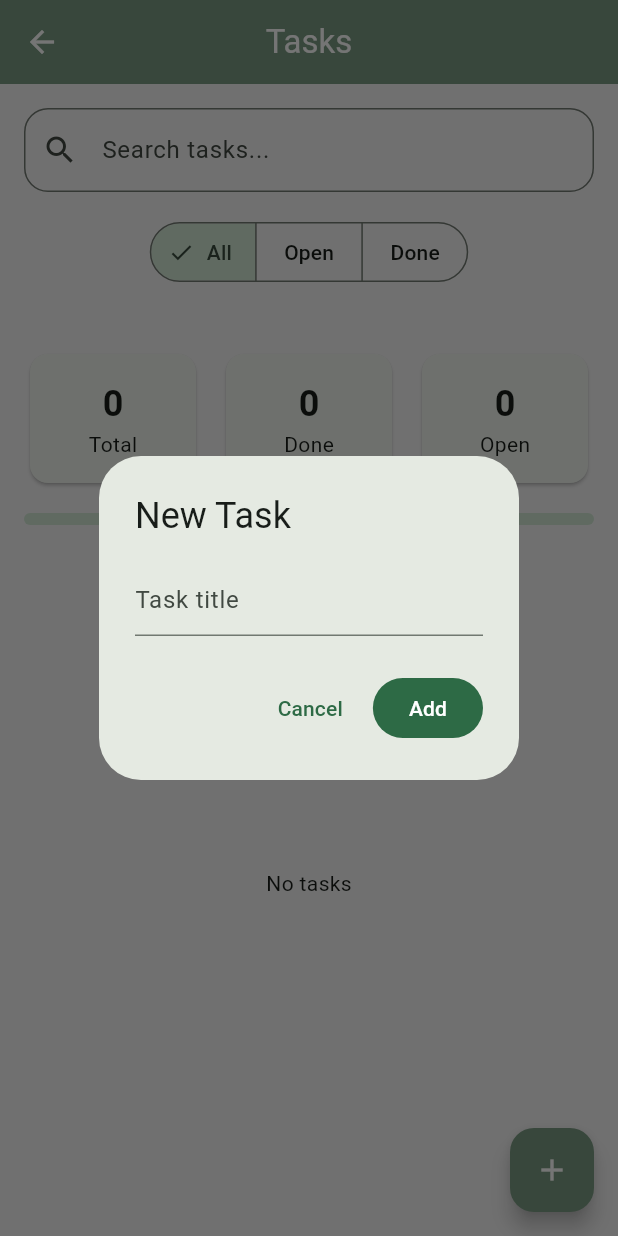
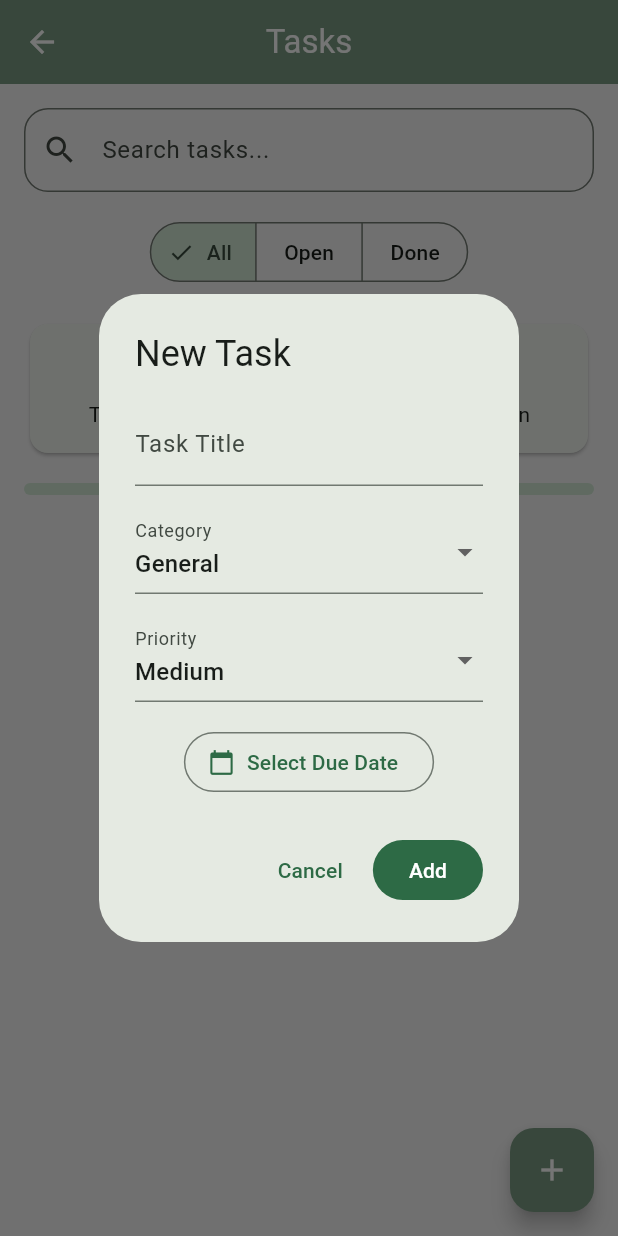
Before and after one commit to velquitas/LifeFlow, a Flutter app: the TaskScreen screen opened directly, after a tap on the "add" icon, on a phone screen of 412 x 824 dp. Run offline on Flutter 3.47's test engine with Material 3 defaults, Android fonts, the phone set to English and light mode, and no system bars; our stand-ins replace shared_preferences, table_calendar; accounts and stored records are empty.

Commit message:
Enhance task creation with category priority and due date

```diff
--- a/lib/screens/tasks/task_screen.dart
+++ b/lib/screens/tasks/task_screen.dart
@@ -22,6 +22,10 @@ class _TaskScreenState extends State<TaskScreen> {
   List<Task> _tasks = [];
 
   String _filter = 'All';
+
+  TaskPriority _selectedPriority = TaskPriority.medium;
+  String _selectedCategory = "General";
+  DateTime? _selectedDueDate;
 
   List<Task> get _filteredTasks {
     List<Task> filtered = List.from(_tasks);
@@ -85,39 +89,162 @@ void initState() {
 
   Future<void> _addTask() async {
     _controller.clear();
+
+    _selectedCategory = "General";
+    _selectedPriority = TaskPriority.medium;
+    _selectedDueDate = null;
+
     await showDialog(
       context: context,
-      builder: (d) => AlertDialog(
-        title: const Text('New Task'),
-        content: TextField(
+      builder: (dialogContext) {
+        return StatefulBuilder(
+          builder: (context, setDialogState) {
+            return AlertDialog(
+              title: const Text("New Task"),
+              content: SingleChildScrollView(
+                child: Column(
+                  mainAxisSize: MainAxisSize.min,
+                  children: [
+
+                    TextField(
                       controller: _controller,
                       decoration: const InputDecoration(
-            hintText: 'Task title',
+                        labelText: "Task Title",
+                      ),
+                    ),
+
+                    const SizedBox(height: 16),
+
+                    DropdownButtonFormField<String>(
+                      value: _selectedCategory,
+                      decoration: const InputDecoration(
+                        labelText: "Category",
+                      ),
+                      items: const [
+                        DropdownMenuItem(
+                          value: "General",
+                          child: Text("General"),
+                        ),
+                        DropdownMenuItem(
+                          value: "Work",
+                          child: Text("Work"),
+                        ),
+                        DropdownMenuItem(
+                          value: "Home",
+                          child: Text("Home"),
+                        ),
+                        DropdownMenuItem(
+                          value: "Health",
+                          child: Text("Health"),
+                        ),
+                        DropdownMenuItem(
+                          value: "Finance",
+                          child: Text("Finance"),
+                        ),
+                      ],
+                      onChanged: (value) {
+                        if (value == null) return;
+
+                        setDialogState(() {
+                          _selectedCategory = value;
+                        });
+                      },
+                    ),
+
+                    const SizedBox(height: 16),
+
+                    DropdownButtonFormField<TaskPriority>(
+                      value: _selectedPriority,
+                      decoration: const InputDecoration(
+                        labelText: "Priority",
+                      ),
+                      items: const [
+                        DropdownMenuItem(
+                          value: TaskPriority.low,
+                          child: Text("Low"),
+                        ),
+                        DropdownMenuItem(
+                          value: TaskPriority.medium,
+                          child: Text("Medium"),
+                        ),
+                        DropdownMenuItem(
+                          value: TaskPriority.high,
+                          child: Text("High"),
+                        ),
+                      ],
+                      onChanged: (value) {
+                        if (value == null) return;
+
+                        setDialogState(() {
+                          _selectedPriority = value;
+                        });
+                      },
+                    ),
+
+                    const SizedBox(height: 16),
+
+                    OutlinedButton.icon(
+                      icon: const Icon(Icons.calendar_today),
+                      label: Text(
+                        _selectedDueDate == null
+                          ? "Select Due Date"
+                          : "${_selectedDueDate!.month}/${_selectedDueDate!.day}/${_selectedDueDate!.year}",
+                      ),
+                      onPressed: () async {
+                        final picked = await showDatePicker(
+                          context: dialogContext,
+                          initialDate:
+                            _selectedDueDate ?? DateTime.now(),
+                          firstDate: DateTime.now(),
+                          lastDate: DateTime(2100),
+                        );
+
+                        if (picked != null) {
+                          setDialogState(() {
+                            _selectedDueDate = picked;
+                          });
+                        }
+                      },
+                    ),
+                  ],
                 ),
               ),
               actions: [
                 TextButton(
-            onPressed: () => Navigator.pop(d),
-            child: const Text('Cancel'),
+                  onPressed: () => Navigator.pop(dialogContext),
+                  child: const Text("Cancel"),
                 ),
                 FilledButton(
-            onPressed: () {
+                  onPressed: () async {
                     if (_controller.text.trim().isEmpty) return;
+
                     setState(() {
                       _tasks.add(
                         Task(
-                    id: DateTime.now().millisecondsSinceEpoch.toString(),
+                          id: DateTime.now()
+                            .millisecondsSinceEpoch
+                            .toString(),
                           title: _controller.text.trim(),
+                          category: _selectedCategory,
+                          priority: _selectedPriority,
+                          dueDate: _selectedDueDate,
                         ),
                       );
                     });
-              _saveTasks();
-              Navigator.pop(d);
+
+                    await _saveTasks();
+
+                    if (!mounted) return;
+
+                    Navigator.pop(dialogContext);
                   },
-            child: const Text('Add'),
-          )
+                  child: const Text("Add"),
+                ),
               ],
-      ),
+            );
+          },
+        );
+      },
     );
   }
 
@@ -181,7 +308,6 @@ SegmentedButton<String>(
   },
 ),
 
-const SizedBox(height: 20),
 const SizedBox(height: 20),
 
 Row(
@@ -267,9 +393,9 @@ Expanded(
   child: tasks.isEmpty
       ? const Center(child: Text('No tasks'))
       : ListView.builder(
-          itemCount: _filteredTasks.length,
+          itemCount: tasks.length,
           itemBuilder: (context, index) {
-            final task = _filteredTasks[index];
+            final task = tasks[index];
             return TaskCard(
               task: task,
               onTap: () {
```
Also changed, not shown: lib/widgets/task_card.dart (+5 -4 lines). Lines whose indentation alone changed are shown as unchanged.
